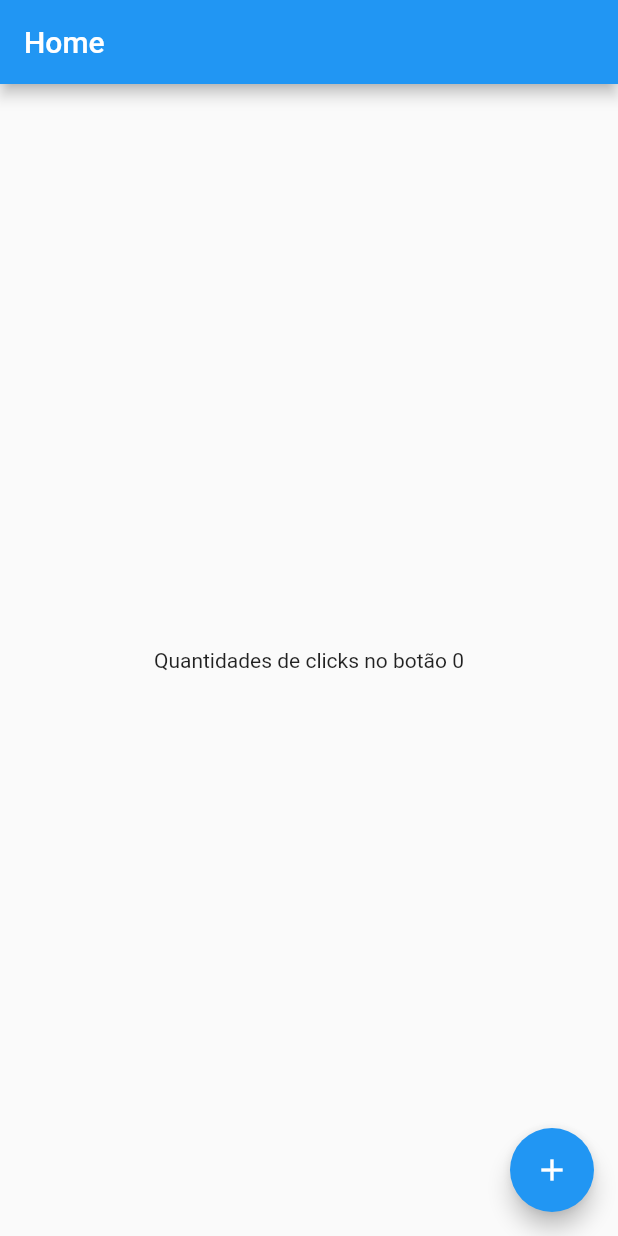
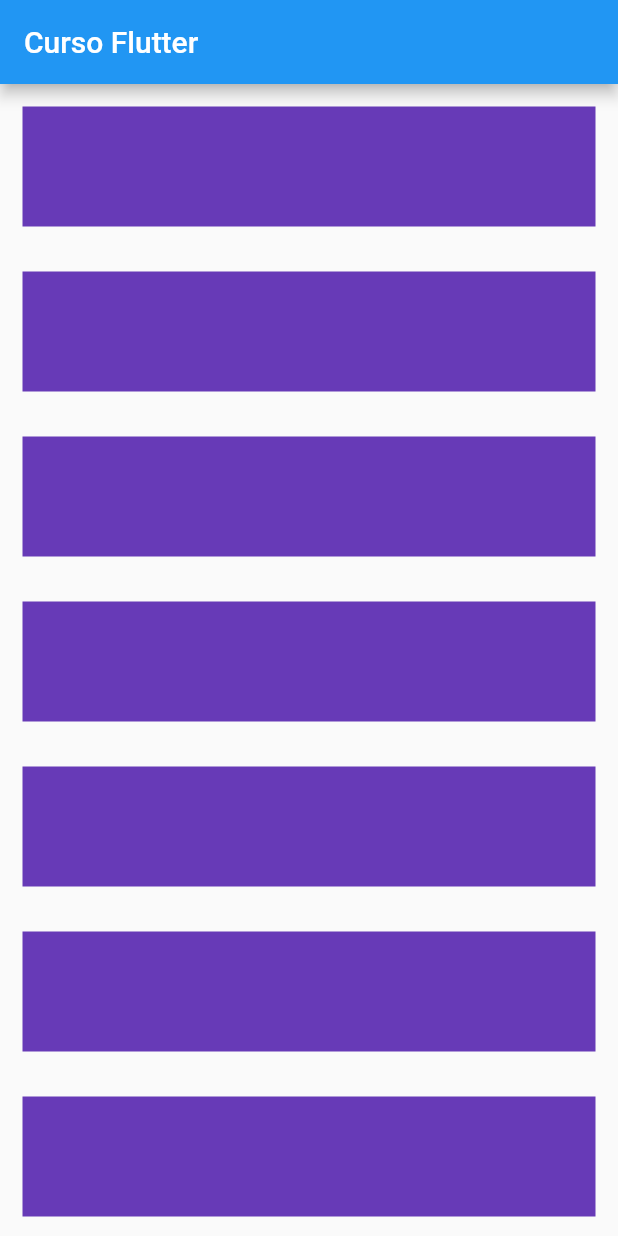
Before and after one commit to HugoPinheiroRaimundo/Flutter, a Flutter app: the screen it shows after launch, on a phone screen of 412 x 824 dp. Run offline on Flutter 3.47's test engine with Material 2 defaults, Android fonts, the phone set to English and light mode, and no system bars.

```diff
--- a/lib/home_page.dart
+++ b/lib/home_page.dart
@@ -49,20 +49,26 @@ class _HomePageState extends State<HomePage> {
   Widget build(BuildContext context) {
     return Scaffold(
       appBar: AppBar(
-        title: Text('Home'),
+        title: const Text('Curso Flutter'),
       ),
-      body: Center(
-        child: Text('Quantidades de clicks no botão $counter'),
-      ),
-      floatingActionButton: FloatingActionButton(
-        child: const Icon(Icons.add),
-        onPressed: () {
-          setState(() {
-            // Controlar o estado
-            counter++;
-          });
-        },
-      ),
+      body: SizedBox(
+          width: double.infinity,
+          height: double.infinity,
+          child: SingleChildScrollView(
+            child: Column(
+              mainAxisAlignment: MainAxisAlignment.center,
+              crossAxisAlignment: CrossAxisAlignment.center,
+              children: [
+                for (var i = 0; i < 10; i++)
+                  Container(
+                    width: double.infinity,
+                    height: 80,
+                    margin: const EdgeInsets.all(15),
+                    color: Colors.deepPurple,
+                  ),
+              ],
+            ),
+          )),
     );
   }
 }
```
